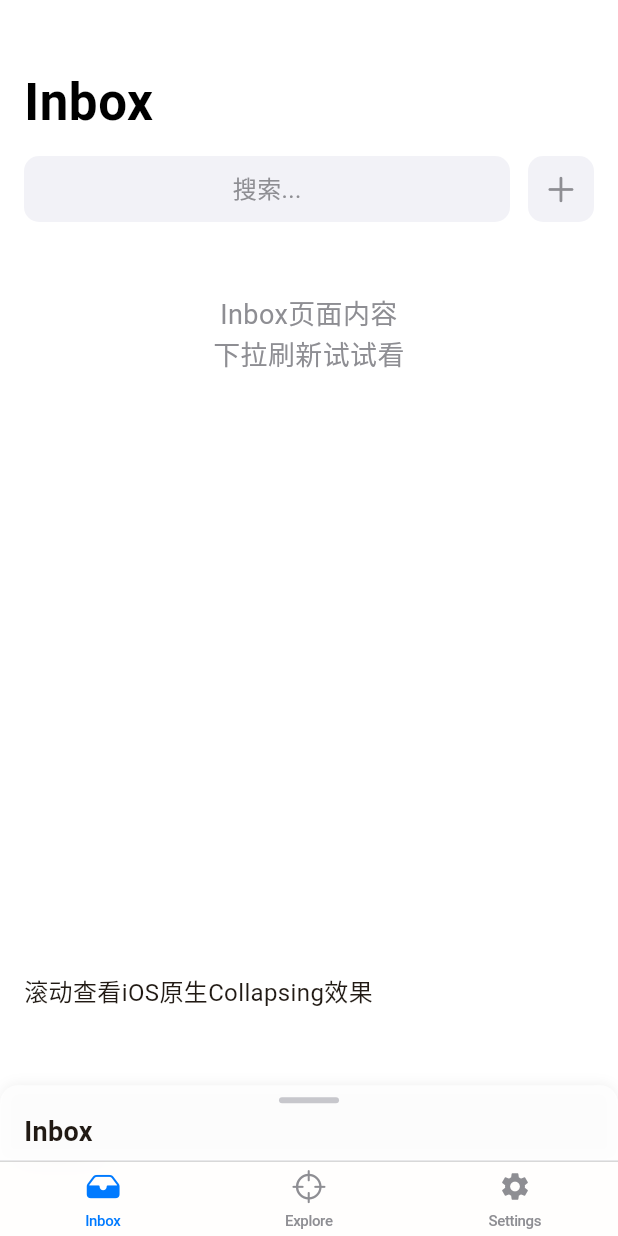
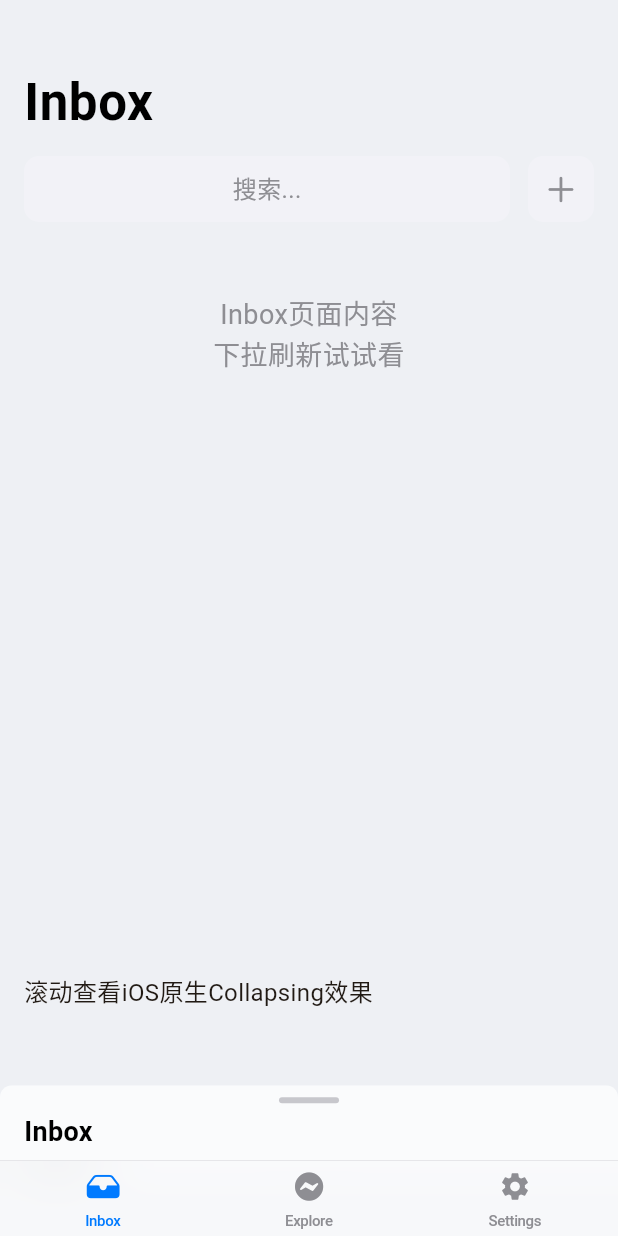
Before and after one commit to 0xjeffro/Signal, a Flutter app: the screen it shows after launch, on a phone screen of 412 x 824 dp. Run offline on Flutter 3.47's test engine with Material 3 defaults, Android fonts, the phone set to English and light mode, and no system bars.

Commit message:
Integrate ExplorePage into MyHomePage and simplify HomePage refresh logic
- Added `ExplorePage` to the navigation in `MyHomePage`, replacing the previous implementation.
- Updated the icon for the Explore tab to enhance visual consistency.
- Simplified the refresh logic in `HomePage` by replacing the `CupertinoSliverRefreshControl` with a custom refresh control component.

```diff
--- a/signal_app/lib/main.dart
+++ b/signal_app/lib/main.dart
@@ -1,9 +1,12 @@
 import 'package:flutter/cupertino.dart';
 import 'package:flutter/material.dart';
 import 'package:flutter/services.dart';
+import 'dart:ui';
 import 'package:provider/provider.dart';
 import 'widgets/draggable_bottom_sheet.dart';
 import 'pages/home_page.dart';
+import 'pages/explore_page.dart';
+import 'pages/settings_page.dart';
 
 void main() {
   runApp(MyApp());
@@ -46,9 +49,14 @@ class MyHomePage extends StatelessWidget {
     var appState = context.watch<MyAppState>();
 
     return Scaffold(
+      backgroundColor:
+          MediaQuery.of(context).platformBrightness == Brightness.dark
+          ? CupertinoColors.systemBackground.resolveFrom(context)
+          : Color(0xFFEEF0F4),
       body: Stack(
         children: [
-          _buildBody(appState),
+          // 让背景内容延伸到底部，为毛玻璃效果提供背景
+          Positioned.fill(child: _buildBody(appState)),
           Positioned(
             bottom: 0,
             left: 0,
@@ -60,22 +68,40 @@ class MyHomePage extends StatelessWidget {
           ),
         ],
       ),
-      bottomNavigationBar: CupertinoTabBar(
+      bottomNavigationBar: ClipRect(
+        child: BackdropFilter(
+          filter: ImageFilter.blur(sigmaX: 20, sigmaY: 20),
+          child: Container(
+            decoration: BoxDecoration(
+              color:
+                  MediaQuery.of(context).platformBrightness == Brightness.dark
+                  ? CupertinoColors.systemGrey5
+                        .resolveFrom(context)
+                        .withOpacity(0.5)
+                  : CupertinoColors.systemBackground
+                        .resolveFrom(context)
+                        .withOpacity(0.5),
+            ),
+            child: CupertinoTabBar(
               currentIndex: appState.selectedIndex,
               onTap: (index) {
                 HapticFeedback.lightImpact();
                 appState.setSelectedIndex(index);
               },
-        backgroundColor: CupertinoColors.systemBackground.withOpacity(0.8),
-        activeColor: CupertinoColors.systemBlue,
-        inactiveColor: CupertinoColors.systemGrey,
+              backgroundColor: Colors.transparent,
+              activeColor: CupertinoColors.systemBlue.resolveFrom(context),
+              inactiveColor: CupertinoColors.systemGrey.resolveFrom(context),
+              border: null,
               items: [
                 BottomNavigationBarItem(
                   icon: Icon(CupertinoIcons.tray_fill, size: 22),
                   label: 'Inbox',
                 ),
                 BottomNavigationBarItem(
-            icon: Icon(CupertinoIcons.scope, size: 22),
+                  icon: Icon(
+                    CupertinoIcons.bolt_horizontal_circle_fill,
+                    size: 22,
+                  ),
                   label: 'Explore',
                 ),
                 BottomNavigationBarItem(
@@ -83,6 +109,9 @@ class MyHomePage extends StatelessWidget {
                   label: 'Settings',
                 ),
               ],
+            ),
+          ),
+        ),
       ),
     );
   }
@@ -92,15 +121,9 @@ class MyHomePage extends StatelessWidget {
       case 0:
         return HomePage(appState: appState);
       case 1:
-        return CupertinoPageScaffold(
-          navigationBar: CupertinoNavigationBar(middle: Text('Explore')),
-          child: _buildExploreTab(),
-        );
+        return ExplorePage();
       case 2:
-        return CupertinoPageScaffold(
-          navigationBar: CupertinoNavigationBar(middle: Text('Settings')),
-          child: _buildSettingsTab(),
-        );
+        return SettingsPage();
       default:
         return Container();
     }
@@ -110,14 +133,6 @@ class MyHomePage extends StatelessWidget {
     return SafeArea(
       child: Center(
         child: Text('Explore will go here', style: TextStyle(fontSize: 18)),
-      ),
-    );
-  }
-
-  Widget _buildSettingsTab() {
-    return SafeArea(
-      child: Center(
-        child: Text('Settings will go here', style: TextStyle(fontSize: 18)),
       ),
     );
   }
--- a/signal_app/lib/pages/home_page.dart
+++ b/signal_app/lib/pages/home_page.dart
@@ -1,7 +1,6 @@
 import 'package:flutter/cupertino.dart';
-import 'package:flutter/material.dart';
-import 'package:flutter/services.dart';
 import '../main.dart';
+import '../widgets/custom_refresh_control.dart';
 
 class HomePage extends StatefulWidget {
   final MyAppState appState;
@@ -12,144 +11,33 @@ class HomePage extends StatefulWidget {
   State<HomePage> createState() => _HomePageState();
 }
 
-class _HomePageState extends State<HomePage> with TickerProviderStateMixin {
-  bool _isRefreshing = false;
-  bool _hasTriggeredHaptic = false;
-  late AnimationController _bounceController;
-  late Animation<double> _bounceAnimation;
-
-  @override
-  void initState() {
-    super.initState();
-    _bounceController = AnimationController(
-      duration: Duration(milliseconds: 150),
-      vsync: this,
-    );
-    _bounceAnimation = Tween<double>(begin: 1.0, end: 1.2).animate(
-      CurvedAnimation(parent: _bounceController, curve: Curves.easeOutBack),
-    );
-  }
-
-  @override
-  void dispose() {
-    _bounceController.dispose();
-    super.dispose();
-  }
-
+class _HomePageState extends State<HomePage> {
   Future<void> _handleRefresh() async {
     print('开始刷新');
-    setState(() {
-      _isRefreshing = true;
-      _hasTriggeredHaptic = false;
-    });
-
-    await Future.delayed(Duration(seconds: 2));
-
+    // 模拟网络请求
+    await Future.delayed(Duration(seconds: 1));
     print('刷新完成');
-    setState(() {
-      _isRefreshing = false;
-    });
   }
 
   @override
   Widget build(BuildContext context) {
     return CupertinoPageScaffold(
+      backgroundColor:
+          MediaQuery.of(context).platformBrightness == Brightness.dark
+          ? CupertinoColors.systemBackground.resolveFrom(context)
+          : Color(0xFFEEF0F4),
       child: CustomScrollView(
         slivers: [
-          // iOS风格的下拉刷新
-          CupertinoSliverRefreshControl(
-            onRefresh: _handleRefresh,
-            refreshTriggerPullDistance: 60.0,
-            refreshIndicatorExtent: 60.0,
-            builder:
-                (
-                  context,
-                  refreshState,
-                  pulledExtent,
-                  refreshTriggerPullDistance,
-                  refreshIndicatorExtent,
-                ) {
-                  final topPadding = MediaQuery.of(context).padding.top;
-
-                  // 当达到触发距离时提供触感反馈
-                  if (refreshState == RefreshIndicatorMode.armed &&
-                      !_isRefreshing &&
-                      !_hasTriggeredHaptic) {
-                    _hasTriggeredHaptic = true;
-                    HapticFeedback.mediumImpact();
-                    _bounceController.forward().then((_) {
-                      _bounceController.reverse();
-                    });
-                  }
-
-                  // 重置状态
-                  if (refreshState == RefreshIndicatorMode.inactive) {
-                    _hasTriggeredHaptic = false;
-                    _bounceController.reset();
-                  }
-
-                  Widget indicator;
-
-                  if (refreshState == RefreshIndicatorMode.refresh ||
-                      _isRefreshing) {
-                    // 刷新状态：显示标准的加载动画
-                    indicator = CupertinoActivityIndicator(radius: 12.0);
-                  } else {
-                    // 下拉状态：只显示向下箭头
-                    double pullProgress =
-                        (pulledExtent / refreshTriggerPullDistance).clamp(
-                          0.0,
-                          1.0,
-                        );
-                    bool isArmed = refreshState == RefreshIndicatorMode.armed;
-
-                    // 计算动画属性
-                    double iconOpacity = (pullProgress * 1.5).clamp(0.0, 1.0);
-                    double iconSize = 18.0 + pullProgress * 6.0;
-                    Color iconColor = isArmed
-                        ? CupertinoColors.activeBlue
-                        : CupertinoColors.systemGrey2.withOpacity(0.8);
-
-                    indicator = AnimatedBuilder(
-                      animation: _bounceAnimation,
-                      builder: (context, child) {
-                        double scale = isArmed
-                            ? _bounceAnimation.value
-                            : (0.7 + pullProgress * 0.3);
-
-                        return Transform.scale(
-                          scale: scale,
-                          child: AnimatedOpacity(
-                            opacity: iconOpacity,
-                            duration: Duration(milliseconds: 100),
-                            child: Icon(
-                              CupertinoIcons.chevron_down,
-                              size: iconSize,
-                              color: iconColor,
-                            ),
-                          ),
-                        );
-                      },
-                    );
-                  }
-
-                  return Align(
-                    alignment: Alignment.bottomCenter,
-                    child: Padding(
-                      padding: EdgeInsets.only(
-                        top: topPadding + 30.0,
-                        bottom: 8.0,
-                      ),
-                      child: indicator,
-                    ),
-                  );
-                },
-          ),
+          // 使用自定义的下拉刷新组件
+          CustomRefreshControl(onRefresh: _handleRefresh),
 
           // iOS风格的Collapsing Navigation Bar
           CupertinoSliverNavigationBar(
             largeTitle: Text('Inbox'),
-            backgroundColor: CupertinoColors.systemBackground,
+            backgroundColor:
+                MediaQuery.of(context).platformBrightness == Brightness.dark
+                ? CupertinoColors.systemBackground.resolveFrom(context)
+                : Color(0xFFEEF0F4),
           ),
 
           // Sticky Row - 吸顶效果
@@ -159,7 +47,10 @@ class _HomePageState extends State<HomePage> with TickerProviderStateMixin {
               minHeight: 60.0,
               maxHeight: 60.0,
               child: Container(
-                color: CupertinoColors.systemBackground,
+                color:
+                    MediaQuery.of(context).platformBrightness == Brightness.dark
+                    ? CupertinoColors.systemBackground.resolveFrom(context)
+                    : Color(0xFFEEF0F4),
                 child: Padding(
                   padding: EdgeInsets.symmetric(
                     horizontal: 16.0,
@@ -230,7 +121,34 @@ class _HomePageState extends State<HomePage> with TickerProviderStateMixin {
                   Text('滚动查看iOS原生Collapsing效果', style: TextStyle(fontSize: 16)),
                   SizedBox(height: 400),
                   Text('继续滚动...', style: TextStyle(fontSize: 16)),
-                  SizedBox(height: 200),
+                  SizedBox(height: 100),
+                  // 添加一些明显的背景内容来测试毛玻璃效果
+                  Container(
+                    height: 200,
+                    decoration: BoxDecoration(
+                      gradient: LinearGradient(
+                        colors: [
+                          CupertinoColors.systemBlue,
+                          CupertinoColors.systemPurple,
+                        ],
+                        begin: Alignment.topLeft,
+                        end: Alignment.bottomRight,
+                      ),
+                      borderRadius: BorderRadius.circular(12),
+                    ),
+                    child: Center(
+                      child: Text(
+                        '测试毛玻璃效果\n这些内容应该在底部sheet后面模糊显示',
+                        textAlign: TextAlign.center,
+                        style: TextStyle(
+                          color: CupertinoColors.white,
+                          fontSize: 18,
+                          fontWeight: FontWeight.bold,
+                        ),
+                      ),
+                    ),
+                  ),
+                  SizedBox(height: 100),
                 ],
               ),
             ),
--- a/signal_app/lib/widgets/draggable_bottom_sheet.dart
+++ b/signal_app/lib/widgets/draggable_bottom_sheet.dart
@@ -1,5 +1,6 @@
 import 'package:flutter/cupertino.dart';
 import 'package:flutter/material.dart';
+import 'dart:ui';
 import '../main.dart';
 
 class DraggableBottomSheet extends StatefulWidget {
@@ -71,19 +72,24 @@ class _DraggableBottomSheetState extends State<DraggableBottomSheet>
         duration: Duration(milliseconds: 250),
         curve: Cubic(0.175, 0.885, 0.32, 1.1),
         height: _currentHeight,
+        child: ClipRRect(
+          borderRadius: BorderRadius.only(
+            topLeft: Radius.circular(8),
+            topRight: Radius.circular(8),
+          ),
+          child: BackdropFilter(
+            filter: ImageFilter.blur(sigmaX: 20, sigmaY: 20),
+            child: Container(
               decoration: BoxDecoration(
-          color: CupertinoColors.systemBackground.withOpacity(0.8),
-          borderRadius: BorderRadius.only(
-            topLeft: Radius.circular(12),
-            topRight: Radius.circular(12),
-          ),
-          boxShadow: [
-            BoxShadow(
-              color: Colors.black.withValues(alpha: 0.05),
-              blurRadius: 6,
-              offset: Offset(0, -1),
-            ),
-          ],
+                color:
+                    MediaQuery.of(context).platformBrightness == Brightness.dark
+                    ? CupertinoColors.systemGrey5
+                          .resolveFrom(context)
+                          .withOpacity(0.7)
+                    : CupertinoColors.systemBackground
+                          .resolveFrom(context)
+                          .withOpacity(0.7),
+                // 移除边框，让与tabbar完全融合
               ),
               child: Column(
                 children: [
@@ -93,7 +99,7 @@ class _DraggableBottomSheetState extends State<DraggableBottomSheet>
                     width: 40,
                     height: 4,
                     decoration: BoxDecoration(
-                color: CupertinoColors.systemGrey3,
+                      color: CupertinoColors.systemGrey3.resolveFrom(context),
                       borderRadius: BorderRadius.circular(2),
                     ),
                   ),
@@ -104,7 +110,11 @@ class _DraggableBottomSheetState extends State<DraggableBottomSheet>
                       alignment: Alignment.centerLeft,
                       child: Text(
                         widget.title,
-                  style: TextStyle(fontSize: 18, fontWeight: FontWeight.bold),
+                        style: TextStyle(
+                          fontSize: 18,
+                          fontWeight: FontWeight.bold,
+                          color: CupertinoColors.label.resolveFrom(context),
+                        ),
                       ),
                     ),
                   ),
@@ -112,11 +122,14 @@ class _DraggableBottomSheetState extends State<DraggableBottomSheet>
                   Container(
                     height: 0.33,
                     width: double.infinity,
-              color: CupertinoColors.systemGrey4,
+                    color: CupertinoColors.systemGrey4.resolveFrom(context),
                   ),
                   // 剩余空间
                   Expanded(child: Container()),
                 ],
+              ),
+            ),
+          ),
         ),
       ),
     );
```
Also changed, not shown: signal_app/lib/pages/explore_page.dart (added, +119 -0 lines), signal_app/lib/pages/settings_page.dart (added, +32 -0 lines), signal_app/lib/widgets/custom_refresh_control.dart (added, +142 -0 lines), 1 other file. Lines whose indentation alone changed are shown as unchanged.
